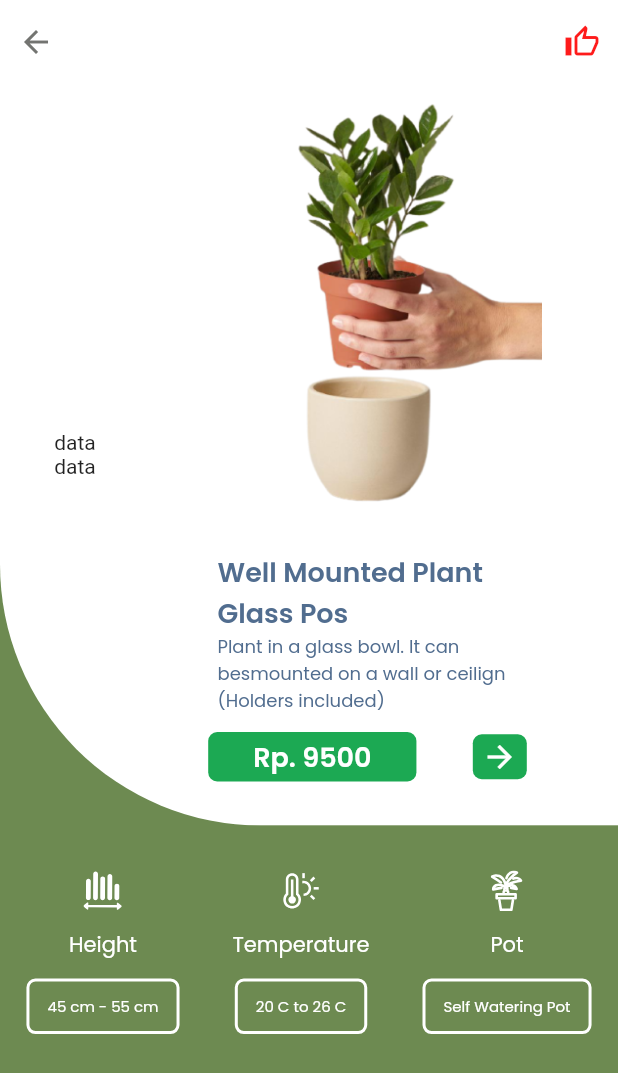
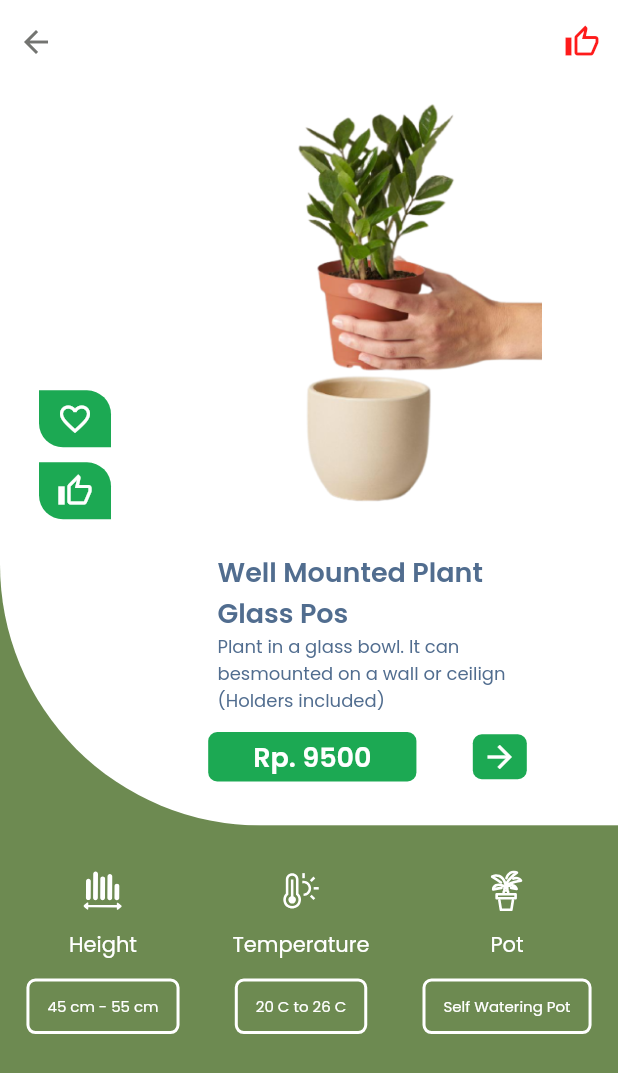
Before and after one commit to syafrialzulmi/flutter_plant_app, a Flutter app: the screen it shows after launch, on a phone screen of 412 x 824 dp. Shown: the top 1073 px of the screen. Run offline on Flutter 3.47's test engine with Material 2 defaults, Android fonts, the light colour scheme and no system bars; our stand-ins replace flutter_svg.

Commit message:
favorite

```diff
--- a/lib/main.dart
+++ b/lib/main.dart
@@ -63,8 +63,37 @@ class MyHome extends StatelessWidget {
                   child: Column(
                     mainAxisAlignment: MainAxisAlignment.center,
                     children: <Widget>[
-                      Text('data'),
-                      Text('data'),
+                      Container(
+                        padding:
+                            EdgeInsets.symmetric(vertical: 7, horizontal: 12),
+                        decoration: BoxDecoration(
+                          color: Color(0xff1CA953),
+                          borderRadius: BorderRadius.only(
+                              bottomLeft: Radius.circular(16),
+                              topRight: Radius.circular(16)),
+                        ),
+                        child: Icon(
+                          Icons.favorite_outline,
+                          color: Colors.white,
+                        ),
+                      ),
+                      SizedBox(
+                        height: 10,
+                      ),
+                      Container(
+                        padding:
+                            EdgeInsets.symmetric(vertical: 7, horizontal: 12),
+                        decoration: BoxDecoration(
+                          color: Color(0xff1CA953),
+                          borderRadius: BorderRadius.only(
+                              bottomLeft: Radius.circular(16),
+                              topRight: Radius.circular(16)),
+                        ),
+                        child: Icon(
+                          Icons.thumb_up_outlined,
+                          color: Colors.white,
+                        ),
+                      ),
                     ],
                   ),
                 ),
@@ -145,7 +174,8 @@ class MyHome extends StatelessWidget {
                                   child: Icon(
                                     Icons.arrow_forward,
                                     color: Colors.white,
-                                    )),
+                                  ),
+                                ),
                               ],
                             ),
                           )
```
Lines whose indentation alone changed are shown as unchanged.
